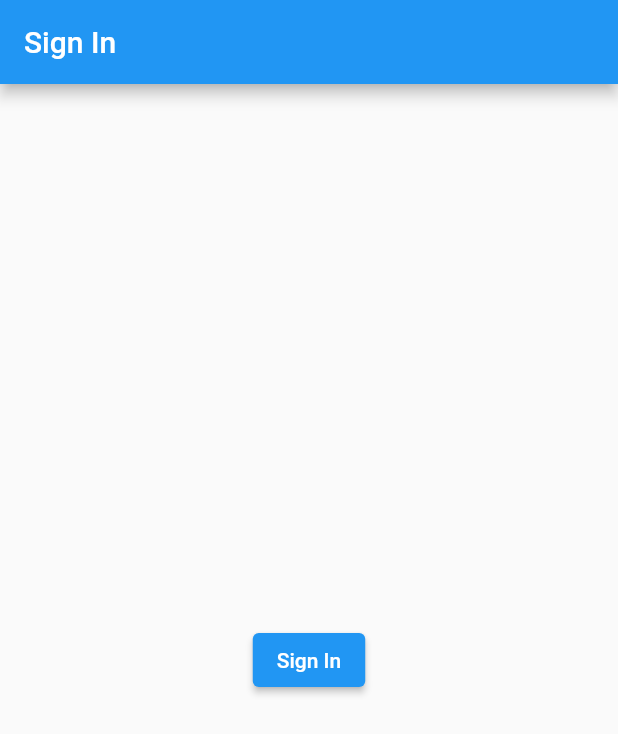
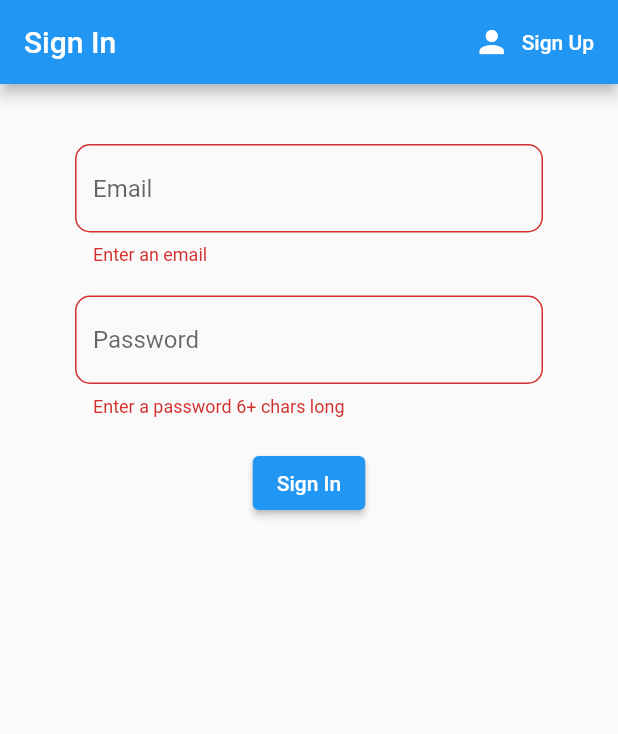
Before and after one commit to ToddHerron/pennies-from-heaven, a Flutter app: the screen it shows after launch, after a tap on "Sign In", on a phone screen of 412 x 824 dp. Shown: the top 734 px of the screen. Run offline on Flutter 3.47's test engine with Material 2 defaults, Android fonts, the phone set to English and light mode, and no system bars; our stand-ins replace firebase_auth, firebase_core; accounts and stored records are empty.

Commit message:
Add basic signin/signup with email/password | Remove anon signin

```diff
--- a/pennies_from_heaven/lib/screens/authenticate/signin.dart
+++ b/pennies_from_heaven/lib/screens/authenticate/signin.dart
@@ -12,20 +12,93 @@ class SignIn extends StatefulWidget {
 
 class _SignInState extends State<SignIn> {
   final AuthService _auth = AuthService();
+  final _formKey = GlobalKey<FormState>();
+
+  String email = '';
+  String password = '';
+  String error = '';
 
   @override
   Widget build(BuildContext context) {
     return Scaffold(
       appBar: AppBar(
         title: const Text('Sign In'),
+        actions: [
+          ElevatedButton.icon(
+            icon: const Icon(Icons.person),
+            label: const Text('Sign Up'),
+            style: ButtonStyle(elevation: MaterialStateProperty.all(0.0)),
+            onPressed: () {
+              widget.toggleView();
+            },
+          ),
+        ],
       ),
-      body: Center(
-        child: ElevatedButton(
-          child: const Text('Sign In'),
-          onPressed: () async {
-            await _auth.signInAnon();
-            // print('sign in anon');
-          },
+      body: Container(
+        padding: const EdgeInsets.symmetric(vertical: 20.0, horizontal: 50.0),
+        child: Form(
+          key: _formKey,
+          child: Column(
+            children: [
+              const SizedBox(height: 20.0),
+              TextFormField(
+                decoration: InputDecoration(
+                  hintText: 'Email',
+                  border: OutlineInputBorder(
+                    borderRadius: BorderRadius.circular(10.0),
+                  ),
+                ),
+                onChanged: (value) {
+                  setState(() => email = value);
+                },
+                validator: (value) => value!.isEmpty ? 'Enter an email' : null,
+              ),
+              const SizedBox(height: 20.0),
+              TextFormField(
+                decoration: InputDecoration(
+                  hintText: 'Password',
+                  border: OutlineInputBorder(
+                    borderRadius: BorderRadius.circular(10.0),
+                  ),
+                ),
+                onChanged: (value) {
+                  setState(() => password = value);
+                },
+                validator: (value) =>
+                    value!.length < 6 ? 'Enter a password 6+ chars long' : null,
+                obscureText: true,
+              ),
+              const SizedBox(height: 20.0),
+              ElevatedButton(
+                style: ButtonStyle(
+                    backgroundColor: MaterialStateProperty.all(Colors.blue)),
+                child: const Text(
+                  'Sign In',
+                  style: TextStyle(color: Colors.white),
+                ),
+                onPressed: () {
+                  if (_formKey.currentState!.validate()) {
+                    _auth
+                        .signInWithEmailAndPassword(email, password)
+                        .then((value) {
+                      if (value.runtimeType == String) {
+                        setState(() {
+                          error = value;
+                        });
+                      }
+
+                      return;
+                    });
+                  }
+                },
+              ),
+              const SizedBox(height: 20.0),
+              Text(
+                error,
+                style: const TextStyle(color: Colors.red, fontSize: 12.0),
+              ),
+            ],
+          ),
         ),
       ),
     );
--- a/pennies_from_heaven/lib/services/auth.dart
+++ b/pennies_from_heaven/lib/services/auth.dart
@@ -8,7 +8,6 @@ class AuthService {
 
   PfhUser? _userFromFirebaseUser(User? user) {
     if (user == null) return null;
-
     return PfhUser(uid: user.uid);
   }
 
@@ -18,16 +17,25 @@ class AuthService {
     return _auth.authStateChanges().map(_userFromFirebaseUser);
   }
 
-  // sign in anon
+  // sign up with email and password
 
-  Future signInAnon() async {
+  Future signUpWithEmailAndPassword(String email, String password) async {
     try {
-      UserCredential result = await _auth.signInAnonymously();
+      UserCredential result = await _auth.createUserWithEmailAndPassword(
+          email: email, password: password);
       User? user = result.user;
       return _userFromFirebaseUser(user);
-    } catch (e) {
-      // print(e.toString());
-      return null;
+    } on FirebaseAuthException catch (e) {
+      switch (e.code) {
+        case 'weak-password':
+          return 'The password provided is too weak';
+        case 'email-already-in-use':
+          return 'An account already exists for that email';
+        case 'invalid-email':
+          return ('Invalid email');
+        default:
+          return 'Sign-up error: ${e.code}';
+      }
     }
   }
 
@@ -39,9 +47,17 @@ class AuthService {
           email: email, password: password);
       User? user = result.user;
       return _userFromFirebaseUser(user);
-    } catch (e) {
-      // print(e.toString());
-      return null;
+    } on FirebaseAuthException catch (e) {
+      switch (e.code) {
+        case 'user-not-found':
+          return ('User not found');
+        case 'wrong-password':
+          return ('Wrong password');
+        case 'invalid-email':
+          return ('Invalid email');
+        default:
+          return 'Unknown error';
+      }
     }
   }
 
```
Also changed, not shown: pennies_from_heaven/lib/screens/authenticate/signup.dart (+90 -1 lines).
